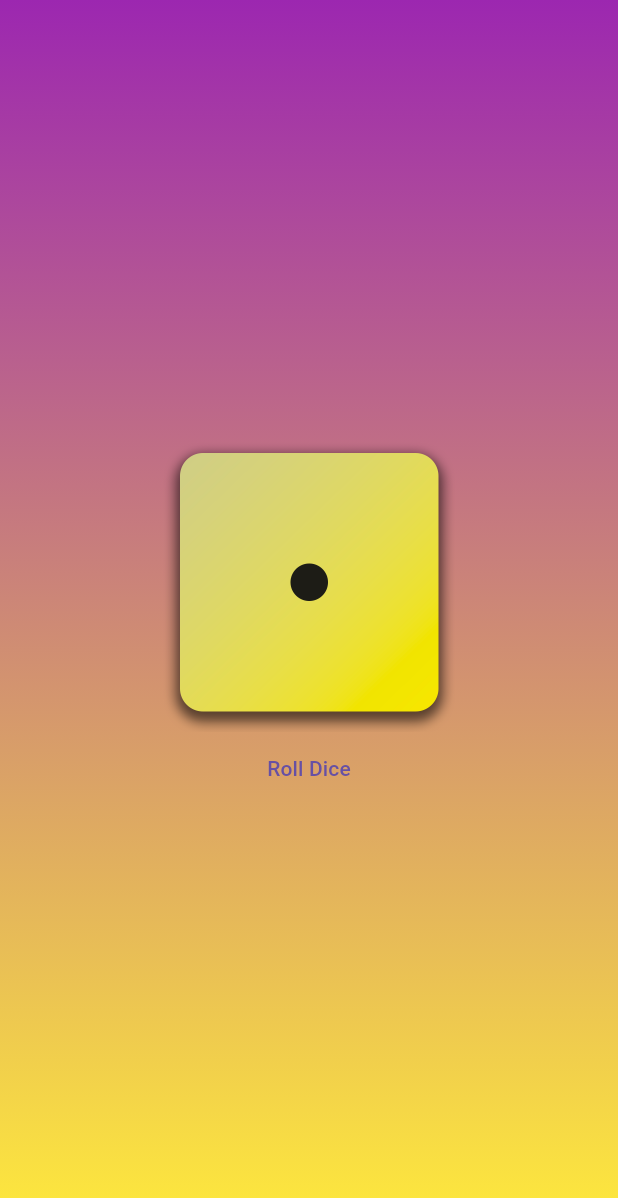
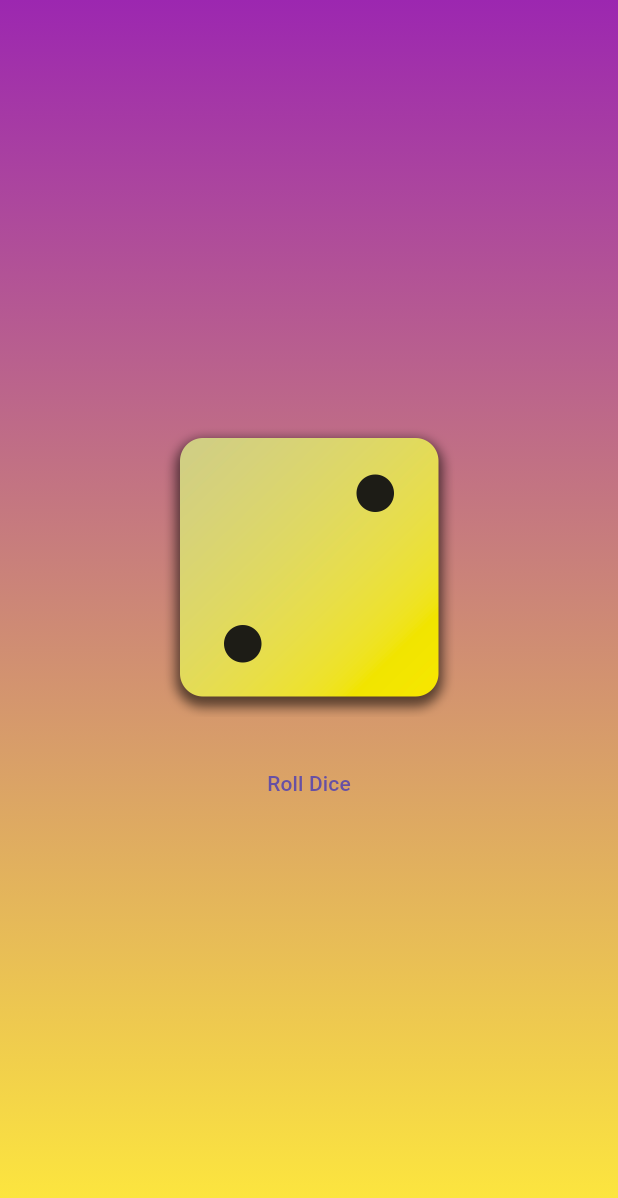
Before and after one commit to snehakp2000/first_app, a Flutter app: the screen it shows after launch, after a tap on "Roll Dice", on a phone screen of 412 x 824 dp. Shown: the top 1198 px of the screen. Run offline on Flutter 3.47's test engine with Material 3 defaults, Android fonts, the phone set to English and light mode, and no system bars.

Commit message:
stateful widget example

```diff
--- /dev/null
+++ b/lib/dice_roll.dart
@@ -0,0 +1,31 @@
+import 'package:flutter/material.dart';
+
+class DiceRoll extends StatefulWidget {
+  const DiceRoll({super.key});
+
+  @override
+  State<DiceRoll> createState() => _DiceRollState();
+}
+
+class _DiceRollState extends State<DiceRoll> {
+  var activeDice = "assets/images/dice-1.png";
+
+  void rollDice() {
+    setState(() {
+      activeDice = "assets/images/dice-2.png";
+    });
+  }
+
+  @override
+  Widget build(BuildContext context) {
+    return Column(
+      mainAxisAlignment: MainAxisAlignment.center,
+      crossAxisAlignment: CrossAxisAlignment.center,
+      children: [
+        Image.asset(activeDice, width: 200),
+        SizedBox(height: 20),
+        TextButton(onPressed: rollDice, child: Text("Roll Dice")),
+      ],
+    );
+  }
+}
--- a/lib/gradient_container.dart
+++ b/lib/gradient_container.dart
@@ -1,28 +1,31 @@
+import 'package:first_app/dice_roll.dart';
 import 'package:flutter/material.dart';
 
-class GradientContainer extends StatelessWidget {
+// ignore: must_be_immutable
+class GradientContainer extends StatefulWidget {
   const GradientContainer(this.colors1, this.colors2, {super.key});
   final Color colors1;
   final Color colors2;
+
+  @override
+  State<GradientContainer> createState() => _GradientContainerState();
+}
+
+class _GradientContainerState extends State<GradientContainer> {
+
+
   @override
   Widget build(context) {
     return Container(
       decoration: BoxDecoration(
         gradient: LinearGradient(
-          colors: [colors1, colors2],
+          colors: [widget.colors1, widget.colors2],
           begin: Alignment.topRight,
           end: Alignment.bottomRight,
         ),
       ),
       child: Center(
-        child: Column(
-          mainAxisAlignment: MainAxisAlignment.center,
-          crossAxisAlignment: CrossAxisAlignment.center,
-          children: [
-            Image.asset("assets/images/dice-1.png", width: 200),
-            TextButton(onPressed: () {}, child: Text("Roll Dice")),
-          ],
-        ),
+        child:DiceRoll()
       ),
     );
   }
```
